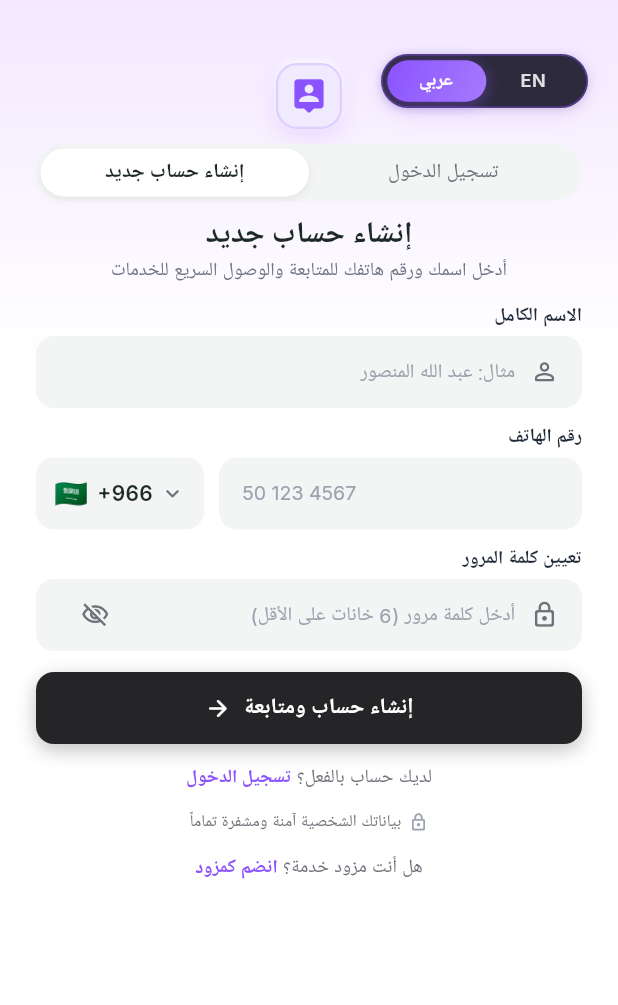
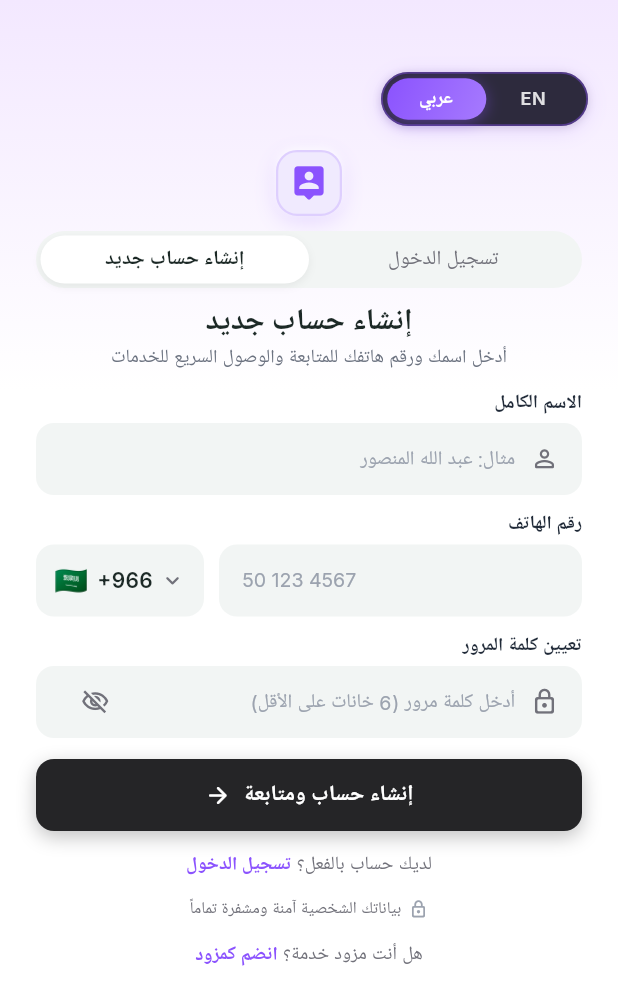
Before and after one commit to zeeshanrafiq716/Qareeb, a Flutter app: the screen it shows after launch, on a phone screen of 412 x 824 dp. Shown: the top 1005 px of the screen. Run offline on Flutter 3.47's test engine with Material 3 defaults, Android fonts, the phone set to English and light mode, and no system bars; our stand-ins replace device_info_plus, dio, flutter_riverpod, geolocator, google_fonts, image_picker and 2 more; missing offline and left inert: dart:html, dart:js; accounts and stored records are empty; network calls fail; Roboto replaces fonts that are missing (Cairo).

Commit message:
fix(customer): add generous top padding and smooth scroll on login/signup screen

```diff
--- a/mobile/lib/features/customer/auth/presentation/customer_signup_screen.dart
+++ b/mobile/lib/features/customer/auth/presentation/customer_signup_screen.dart
@@ -452,8 +452,8 @@ class _CustomerSignupScreenState extends ConsumerState<CustomerSignupScreen>
                 : screenHeight;
 
             final double safeTop = mediaQuery.padding.top;
-            final double headerTop = math.max(safeTop + 8.0, 36.0);
-            final bool isKeyboardOpen = mediaQuery.viewInsets.bottom > 0;
+            final double toggleTop = math.max(safeTop + 14.0, 48.0);
+            final double contentTopPadding = toggleTop + 54.0;
 
             final Widget content = Container(
               width: containerWidth,
@@ -466,7 +466,7 @@ class _CustomerSignupScreenState extends ConsumerState<CustomerSignupScreen>
                     top: 0.0,
                     left: 0.0,
                     right: 0.0,
-                    height: 240.0,
+                    height: 260.0,
                     child: Container(
                       decoration: const BoxDecoration(
                         gradient: LinearGradient(
@@ -481,17 +481,17 @@ class _CustomerSignupScreenState extends ConsumerState<CustomerSignupScreen>
                     ),
                   ),
 
-                  // 2. Main Form Area (Fixed & Non-scrollable when keyboard is closed)
+                  // 2. Main Form Area with comfortable top padding & smooth scroll
                   Positioned.fill(
                     child: SingleChildScrollView(
-                      physics: isKeyboardOpen
-                          ? const ClampingScrollPhysics()
-                          : const NeverScrollableScrollPhysics(),
+                      physics: const BouncingScrollPhysics(
+                        parent: AlwaysScrollableScrollPhysics(),
+                      ),
                       padding: const EdgeInsets.symmetric(horizontal: 24.0),
                       child: Column(
                         crossAxisAlignment: CrossAxisAlignment.stretch,
                         children: [
-                          SizedBox(height: headerTop + 8.0),
+                          SizedBox(height: contentTopPadding),
 
                           // Brand Badge with gentle floating and scale pulse animation
                           Center(
@@ -1100,7 +1100,7 @@ class _CustomerSignupScreenState extends ConsumerState<CustomerSignupScreen>
                           ),
 
                           SizedBox(
-                            height: math.max(12.0, mediaQuery.padding.bottom + 6.0),
+                            height: math.max(24.0, mediaQuery.padding.bottom + 16.0),
                           ),
                         ],
                       ),
@@ -1109,7 +1109,7 @@ class _CustomerSignupScreenState extends ConsumerState<CustomerSignupScreen>
 
                   // 3. Floating Language switch toggle in top header (Foreground layer - fully clickable)
                   Positioned(
-                    top: headerTop,
+                    top: toggleTop,
                     right: 20.0,
                     child: const ProviderAnimatedLanguageToggle(),
                   ),
```
